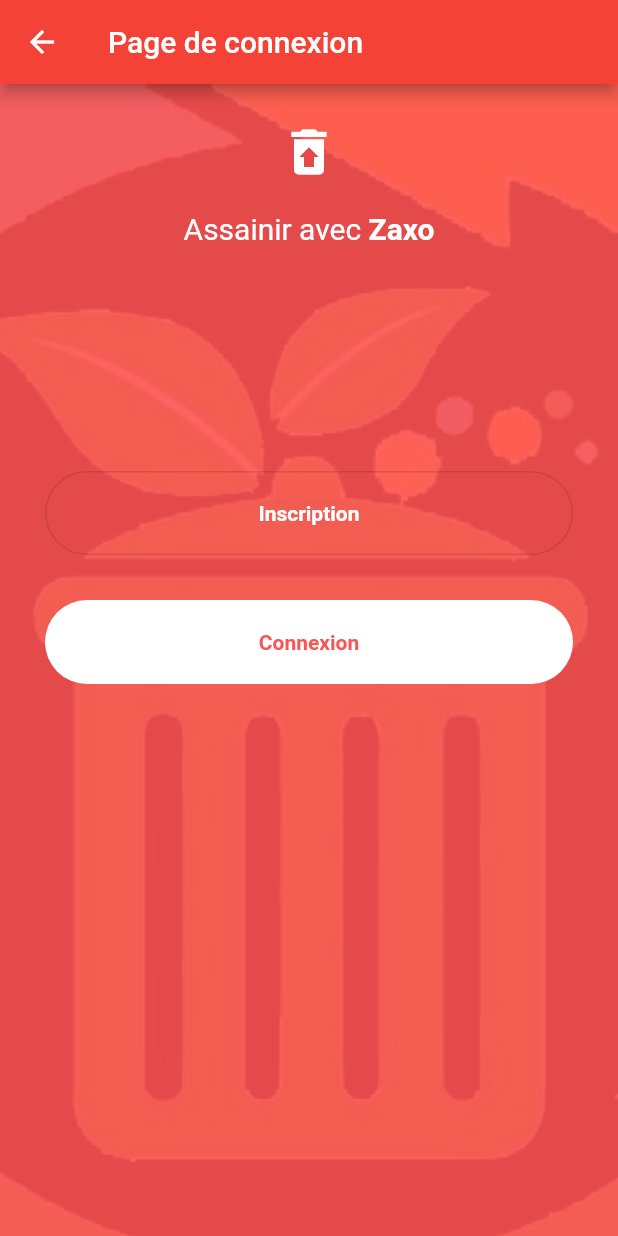
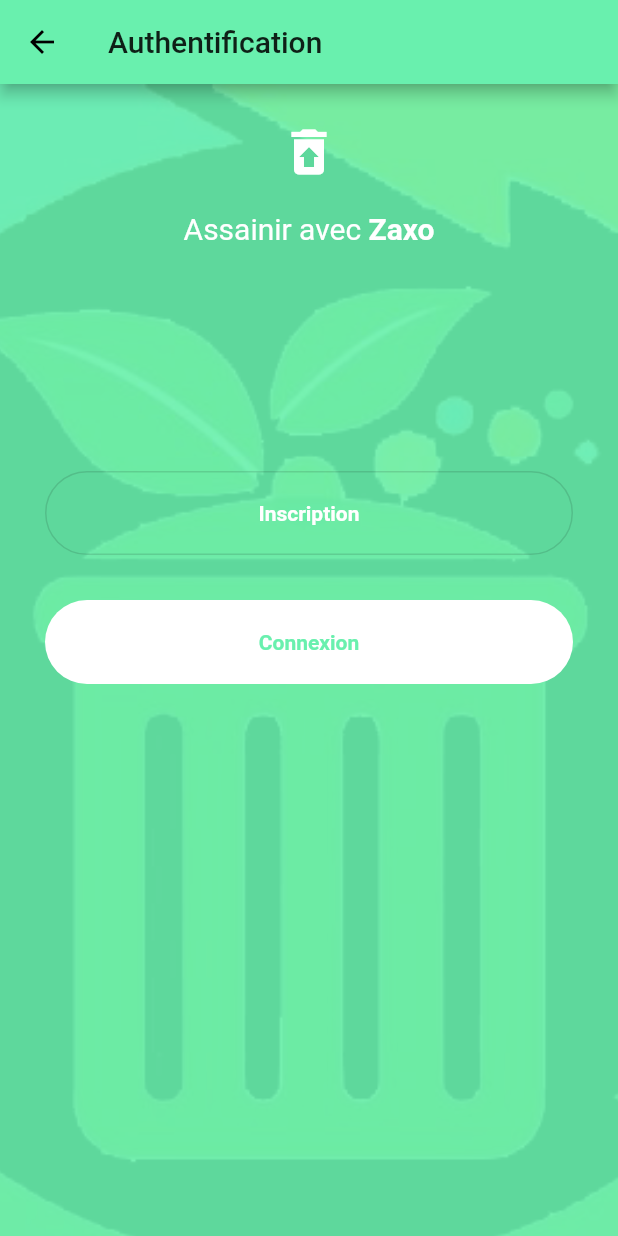
Before and after one commit to happy199/zaxo, a Flutter app: the SecondRoute screen opened directly, on a phone screen of 412 x 824 dp. Run offline on Flutter 3.47's test engine with Material 2 defaults, Android fonts, the phone set to English and light mode, and no system bars; our stand-ins replace font_awesome_flutter.

Commit message:
change color red to green

```diff
--- a/lib/main.dart
+++ b/lib/main.dart
@@ -10,7 +10,7 @@ class MyApp extends StatelessWidget {
   Widget build(BuildContext context) {
     return new MaterialApp(
       theme: ThemeData(
-        primaryColor: Colors.red,
+        primaryColor: Colors.greenAccent,
         accentColor: Colors.yellowAccent
         ),
       debugShowCheckedModeBanner: false,
@@ -202,7 +202,7 @@ class SecondRoute extends StatelessWidget {
   Widget build(BuildContext context) {
     return Scaffold(
       appBar: AppBar(
-        title: Text("Page de connexion"),
+        title: Text("Authentification"),
       ),
       body: App(),
     );
--- a/lib/src/screens/login_screen.dart
+++ b/lib/src/screens/login_screen.dart
@@ -31,7 +31,7 @@ class LoginScreenState extends State<LoginScreen> with TickerProviderStateMixin{
     return new Container(
       height: MediaQuery.of(context).size.height,
       decoration: BoxDecoration(
-        color: Colors.redAccent,
+        color: Colors.greenAccent,
         image: DecorationImage(
           colorFilter: new ColorFilter.mode(
               Colors.black.withOpacity(0.1), BlendMode.dstATop),
@@ -83,7 +83,7 @@ class LoginScreenState extends State<LoginScreen> with TickerProviderStateMixin{
                   child: new OutlineButton(
                     shape: new RoundedRectangleBorder(
                         borderRadius: new BorderRadius.circular(30.0)),
-                    color: Colors.redAccent,
+                    color: Colors.greenAccent,
                     highlightedBorderColor: Colors.white,
                     onPressed: () => gotoSignup(),
                     child: new Container(
@@ -136,7 +136,7 @@ class LoginScreenState extends State<LoginScreen> with TickerProviderStateMixin{
                               "Connexion",
                               textAlign: TextAlign.center,
                               style: TextStyle(
-                                  color: Colors.redAccent,
+                                  color: Colors.greenAccent,
                                   fontWeight: FontWeight.bold),
                             ),
                           ),
@@ -172,7 +172,7 @@ class LoginScreenState extends State<LoginScreen> with TickerProviderStateMixin{
             child: Center(
               child: Icon(
                 Icons.restore_from_trash,
-                color: Colors.redAccent,
+                color: Colors.greenAccent,
                 size: 50.0,
               ),
             ),
@@ -186,7 +186,7 @@ class LoginScreenState extends State<LoginScreen> with TickerProviderStateMixin{
                     "EMAIL",
                     style: TextStyle(
                       fontWeight: FontWeight.bold,
-                      color: Colors.redAccent,
+                      color: Colors.greenAccent,
                       fontSize: 15.0,
                     ),
                   ),
@@ -201,7 +201,7 @@ class LoginScreenState extends State<LoginScreen> with TickerProviderStateMixin{
             decoration: BoxDecoration(
               border: Border(
                 bottom: BorderSide(
-                    color: Colors.redAccent,
+                    color: Colors.greenAccent,
                     width: 0.5,
                     style: BorderStyle.solid),
               ),
@@ -244,7 +244,7 @@ class LoginScreenState extends State<LoginScreen> with TickerProviderStateMixin{
                     "MOT DE PASSE",
                     style: TextStyle(
                       fontWeight: FontWeight.bold,
-                      color: Colors.redAccent,
+                      color: Colors.greenAccent,
                       fontSize: 15.0,
                     ),
                   ),
@@ -259,7 +259,7 @@ class LoginScreenState extends State<LoginScreen> with TickerProviderStateMixin{
             decoration: BoxDecoration(
               border: Border(
                 bottom: BorderSide(
-                    color: Colors.redAccent,
+                    color: Colors.greenAccent,
                     width: 0.5,
                     style: BorderStyle.solid),
               ),
@@ -306,7 +306,7 @@ class LoginScreenState extends State<LoginScreen> with TickerProviderStateMixin{
                     "Mots de passe oublié?",
                     style: TextStyle(
                       fontWeight: FontWeight.bold,
-                      color: Colors.redAccent,
+                      color: Colors.greenAccent,
                       fontSize: 15.0,
                     ),
                     textAlign: TextAlign.end,
@@ -327,7 +327,7 @@ class LoginScreenState extends State<LoginScreen> with TickerProviderStateMixin{
                     shape: new RoundedRectangleBorder(
                       borderRadius: new BorderRadius.circular(30.0),
                     ),
-                    color: Colors.redAccent,
+                    color: Colors.greenAccent,
                     onPressed: () => {},
                     child: new Container(
                       padding: const EdgeInsets.symmetric(
@@ -521,7 +521,7 @@ class LoginScreenState extends State<LoginScreen> with TickerProviderStateMixin{
             child: Center(
               child: Icon(
                 Icons.restore_from_trash,
-                color: Colors.redAccent,
+                color: Colors.greenAccent,
                 size: 50.0,
               ),
             ),
@@ -535,7 +535,7 @@ class LoginScreenState extends State<LoginScreen> with TickerProviderStateMixin{
                     "EMAIL",
                     style: TextStyle(
                       fontWeight: FontWeight.bold,
-                      color: Colors.redAccent,
+                      color: Colors.greenAccent,
                       fontSize: 15.0,
                     ),
                   ),
@@ -550,7 +550,7 @@ class LoginScreenState extends State<LoginScreen> with TickerProviderStateMixin{
             decoration: BoxDecoration(
               border: Border(
                 bottom: BorderSide(
-                    color: Colors.redAccent,
+                    color: Colors.greenAccent,
                     width: 0.5,
                     style: BorderStyle.solid),
               ),
@@ -593,7 +593,7 @@ class LoginScreenState extends State<LoginScreen> with TickerProviderStateMixin{
                     "MOT DE PASSE",
                     style: TextStyle(
                       fontWeight: FontWeight.bold,
-                      color: Colors.redAccent,
+                      color: Colors.greenAccent,
                       fontSize: 15.0,
                     ),
                   ),
@@ -608,7 +608,7 @@ class LoginScreenState extends State<LoginScreen> with TickerProviderStateMixin{
             decoration: BoxDecoration(
               border: Border(
                 bottom: BorderSide(
-                    color: Colors.redAccent,
+                    color: Colors.greenAccent,
                     width: 0.5,
                     style: BorderStyle.solid),
               ),
@@ -654,7 +654,7 @@ class LoginScreenState extends State<LoginScreen> with TickerProviderStateMixin{
                     "CONFIRMER MOT DE PASSE",
                     style: TextStyle(
                       fontWeight: FontWeight.bold,
-                      color: Colors.redAccent,
+                      color: Colors.greenAccent,
                       fontSize: 15.0,
                     ),
                   ),
@@ -669,7 +669,7 @@ class LoginScreenState extends State<LoginScreen> with TickerProviderStateMixin{
             decoration: BoxDecoration(
               border: Border(
                 bottom: BorderSide(
-                    color: Colors.redAccent,
+                    color: Colors.greenAccent,
                     width: 0.5,
                     style: BorderStyle.solid),
               ),
@@ -716,7 +716,7 @@ class LoginScreenState extends State<LoginScreen> with TickerProviderStateMixin{
                     "J'ai dejà un compte?",
                     style: TextStyle(
                       fontWeight: FontWeight.bold,
-                      color: Colors.redAccent,
+                      color: Colors.greenAccent,
                       fontSize: 15.0,
                     ),
                     textAlign: TextAlign.end,
@@ -737,7 +737,7 @@ class LoginScreenState extends State<LoginScreen> with TickerProviderStateMixin{
                     shape: new RoundedRectangleBorder(
                       borderRadius: new BorderRadius.circular(30.0),
                     ),
-                    color: Colors.redAccent,
+                    color: Colors.greenAccent,
                     onPressed: () => {},
                     child: new Container(
                       padding: const EdgeInsets.symmetric(
```
